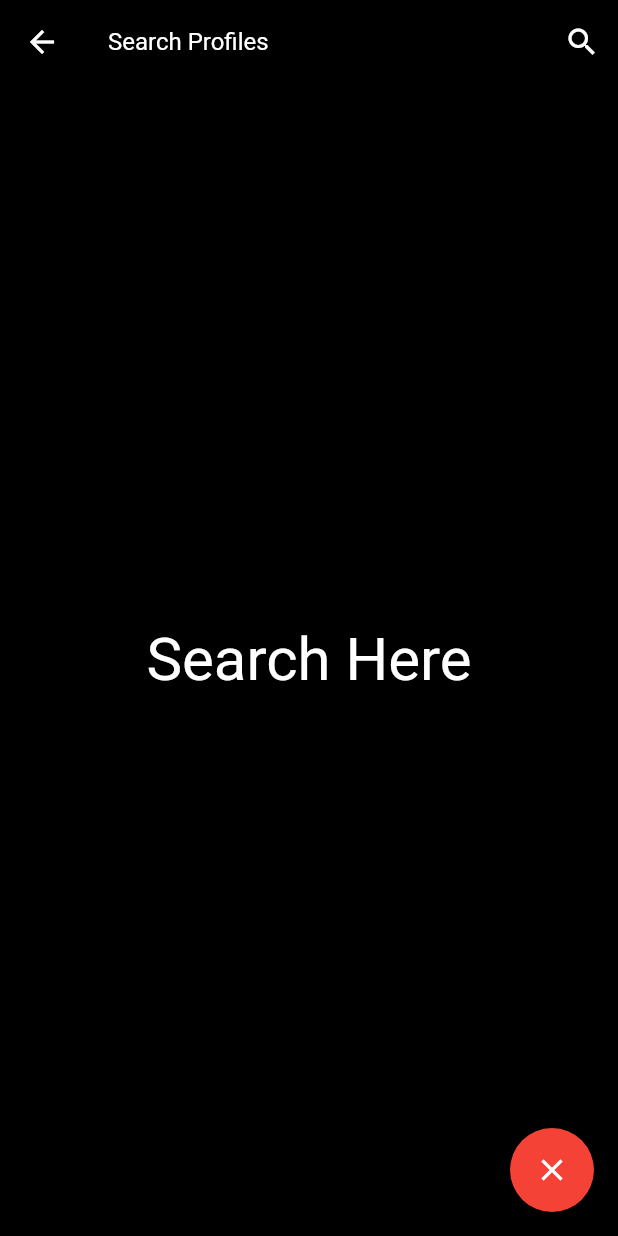
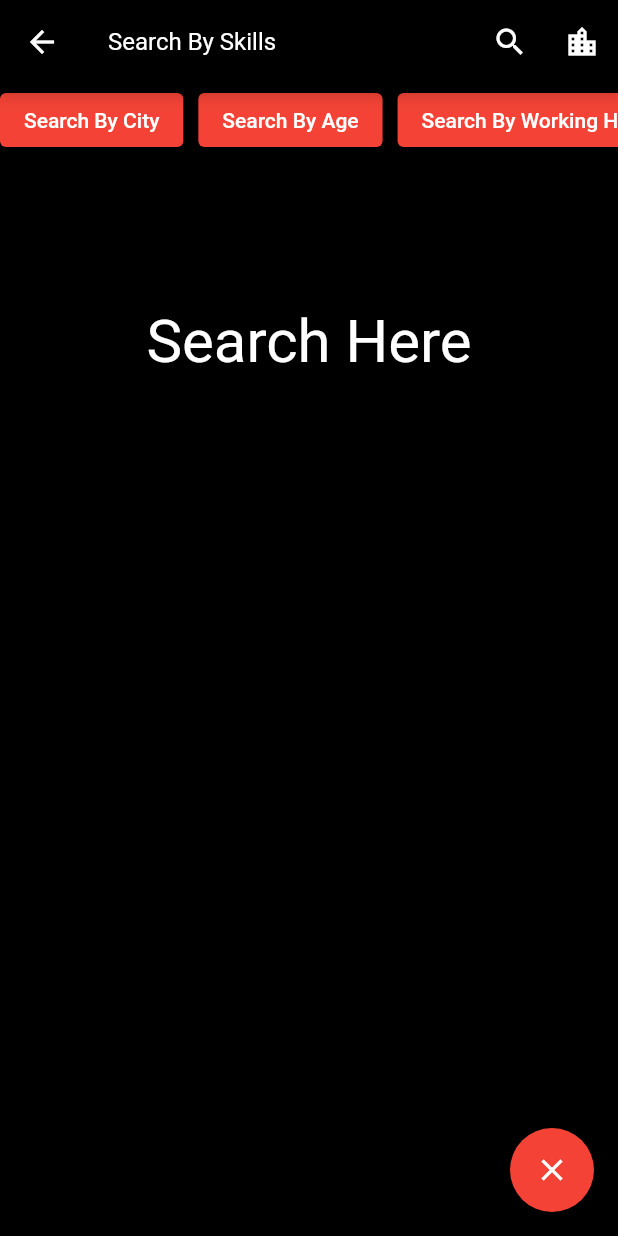
Before and after one commit to Season-of-Code-2022-MDG-Space/business-buddy, a Flutter app: the SearchPage screen opened by its route, on a phone screen of 412 x 824 dp. Run offline on Flutter 3.47's test engine with Material 2 defaults, Android fonts, the phone set to English and light mode, and no system bars; our stand-ins replace cloud_firestore, firebase_auth, firebase_core, fluttertoast, get; accounts and stored records are empty.

Commit message:
Creates About App Page and Builds Logic for multi search feature

```diff
--- a/business-buddy/lib/main.dart
+++ b/business-buddy/lib/main.dart
@@ -1,5 +1,6 @@
 import 'package:firebase_core/firebase_core.dart';
 import 'package:flutter/material.dart';
+import 'package:projectt/pages/about_app.dart';
 import 'package:projectt/pages/dashboard_board.dart';
 import 'package:projectt/pages/login_page.dart';
 import 'package:projectt/pages/reg_page.dart';
@@ -33,7 +34,8 @@ class MyApp extends StatelessWidget {
         "/dash": (context) => const Dashboard(),
         "/sugg": (context) => const SuggestionPage(),
         "/info": (context) => const UserInfo(),
-        "/search": (context) => const SearchPage()
+        "/search": (context) => const SearchPage(),
+        "/about": (context) => const AboutApp()
       },
     );
   }
--- a/business-buddy/lib/pages/login_page.dart
+++ b/business-buddy/lib/pages/login_page.dart
@@ -105,7 +105,7 @@ class _LoginScreenState extends State<LoginScreen> {
                       SizedBox(
                         height: 200,
                         child: Image.asset(
-                          "assets/images/lap_back5.jpg",
+                          "assets/images/bb_logo.jpg",
                           fit: BoxFit.cover,
                         ),
                       ),
--- a/business-buddy/lib/pages/reg_page.dart
+++ b/business-buddy/lib/pages/reg_page.dart
@@ -424,7 +424,7 @@ class _RegScreenState extends State<RegScreen> {
                       SizedBox(
                         height: 200,
                         child: Image.asset(
-                          "assets/images/lap_back5.jpg",
+                          "assets/images/bb_logo.jpg",
                           fit: BoxFit.cover,
                         ),
                       ),
--- a/business-buddy/lib/pages/search_page.dart
+++ b/business-buddy/lib/pages/search_page.dart
@@ -1,6 +1,7 @@
 import 'package:cloud_firestore/cloud_firestore.dart';
 import 'package:flutter/material.dart';
 import 'package:get/get.dart';
+import 'package:projectt/model/user_model.dart';
 import 'package:projectt/pages/user_info.dart';
 import 'package:projectt/wigets/data_filter.dart';
 
@@ -15,10 +16,13 @@ class _SearchPageState extends State<SearchPage> {
   final TextEditingController searchcontroller = TextEditingController();
   late QuerySnapshot snapshotData;
   bool isFound = false;
+  bool citysearch = false;
   @override
   Widget build(BuildContext context) {
     Widget SearchData() {
-      return ListView.builder(
+      return Expanded(
+        child: ListView.builder(
+            shrinkWrap: true,
             itemCount: snapshotData.docs.length,
             itemBuilder: (BuildContext context, int index) {
               return GestureDetector(
@@ -40,17 +44,77 @@ class _SearchPageState extends State<SearchPage> {
                         fontSize: 15,
                         fontWeight: FontWeight.bold),
                   ),
-                subtitle: Text(
-                  snapshotData.docs[index]['skills'],
+                  subtitle: Row(
+                    children: [
+                      Icon(
+                        Icons.location_city,
+                        color: Colors.white,
+                      ),
+                      Text(
+                        snapshotData.docs[index]['city'] +
+                            "                         " +
+                            snapshotData.docs[index]['skills']
+                                .toString()
+                                .toUpperCase(),
                         style: TextStyle(
                             color: Colors.white,
-                      fontSize: 15,
+                            fontSize: 12,
                             fontWeight: FontWeight.bold),
+                      ),
+                    ],
                   ),
                 ),
               );
-          });
+            }),
+      );
     }
+
+    // Widget SearchCity() {
+    //   return ListView.builder(
+    //       itemCount: snapshotData.docs.length,
+    //       itemBuilder: (BuildContext context, int index) {
+    //         return GestureDetector(
+    //           child: ListTile(
+    //             onTap: () {
+    //               Get.to(UserInfo(),
+    //                   transition: Transition.downToUp,
+    //                   arguments: snapshotData.docs[index]);
+    //             },
+    //             leading: CircleAvatar(
+    //               backgroundImage: AssetImage('assets/images.download.png'),
+    //             ),
+    //             title: Text(
+    //               snapshotData.docs[index]['firstName'] +
+    //                   ' ' +
+    //                   snapshotData.docs[index]['lastName'],
+    //               style: TextStyle(
+    //                   color: Colors.white,
+    //                   fontSize: 15,
+    //                   fontWeight: FontWeight.bold),
+    //             ),
+    //             subtitle: Row(
+    //               children: [
+    //                 Icon(
+    //                   Icons.location_city,
+    //                   color: Colors.white,
+    //                 ),
+    //                 Text(
+    //                   snapshotData.docs[index]['city'] +
+    //                       "                         " +
+    //                       snapshotData.docs[index]['skills']
+    //                           .toString()
+    //                           .toUpperCase(),
+    //                   style: TextStyle(
+    //                       color: Colors.white,
+    //                       fontSize: 12,
+    //                       fontWeight: FontWeight.bold),
+    //                 ),
+    //               ],
+    //             ),
+    //           ),
+    //         );
+    //       });
+    // }
 
     return Scaffold(
         backgroundColor: Colors.black,
@@ -80,26 +144,83 @@ class _SearchPageState extends State<SearchPage> {
                       });
                     },
                   );
-                })
+                }),
+            GetBuilder<DataFilter>(
+                init: DataFilter(),
+                builder: (val) {
+                  return IconButton(
+                    icon: Icon(Icons.location_city),
+                    onPressed: () {
+                      val.queryData2(searchcontroller.text).then((value) {
+                        snapshotData = value;
+                        setState(() {
+                          isFound = true;
+                        });
+                      });
+                    },
+                  );
+                }),
           ],
           title: TextField(
             style: TextStyle(color: Colors.white),
             decoration: InputDecoration(
-                hintText: "Search Profiles",
+                hintText: "Search By Skills",
                 hintStyle: TextStyle(color: Colors.white)),
             controller: searchcontroller,
           ),
           backgroundColor: Colors.black,
         ),
-        body: isFound
+        body: Column(
+          children: [
+            SingleChildScrollView(
+              scrollDirection: Axis.horizontal,
+              child: Row(
+                children: [
+                  ElevatedButton(
+                      onPressed: () {
+                        setState(() {
+                          citysearch = true;
+                        });
+                      },
+                      child: Text("Search By City")),
+                  SizedBox(
+                    width: 10,
+                  ),
+                  ElevatedButton(
+                      onPressed: () {
+                        setState(() {});
+                      },
+                      child: Text("Search By Age")),
+                  SizedBox(
+                    width: 10,
+                  ),
+                  ElevatedButton(
+                      onPressed: () {
+                        setState(() {});
+                      },
+                      child: Text("Search By Working Hours"))
+                ],
+              ),
+            ),
+            SizedBox(
+              height: 20,
+            ),
+            Container(
+              child: isFound
                   ? SearchData()
                   : Container(
-                child: Center(
+                      child: const Center(
+                        child: Padding(
+                          padding: EdgeInsets.all(80.0),
                           child: Text(
                             "Search Here",
                             style: TextStyle(color: Colors.white, fontSize: 40),
                           ),
                         ),
+                      ),
+                    ),
+            ),
+          ],
         ));
   }
 }
--- a/business-buddy/lib/pages/suggestion_page.dart
+++ b/business-buddy/lib/pages/suggestion_page.dart
@@ -17,6 +17,7 @@ class _SuggestionPageState extends State<SuggestionPage> {
   final _auth = FirebaseAuth.instance;
   User? user = FirebaseAuth.instance.currentUser;
   UserModel userModel = UserModel();
+
   @override
   void initState() {
     // ignore: todo
@@ -69,6 +70,10 @@ class _SuggestionPageState extends State<SuggestionPage> {
             return ListView.builder(
               itemCount: snapshot.data!.docs.length,
               itemBuilder: (context, index) {
+                // if (user!.uid == _auth.currentUser!.uid) {
+                //   return Container(height: 0);
+                // }if
+
                 return Padding(
                   padding: EdgeInsets.all(10),
                   child: InkWell(
```
Also changed, not shown: business-buddy/lib/pages/about_app.dart (added, +79 -0 lines), business-buddy/lib/pages/dashboard_board.dart (+22 -22 lines), business-buddy/lib/wigets/data_filter.dart (+21 -0 lines), business-buddy/lib/wigets/drawer.dart (+7 -6 lines), business-buddy/assets/images/bb_logo.jpg (added). Lines whose indentation alone changed are shown as unchanged.
